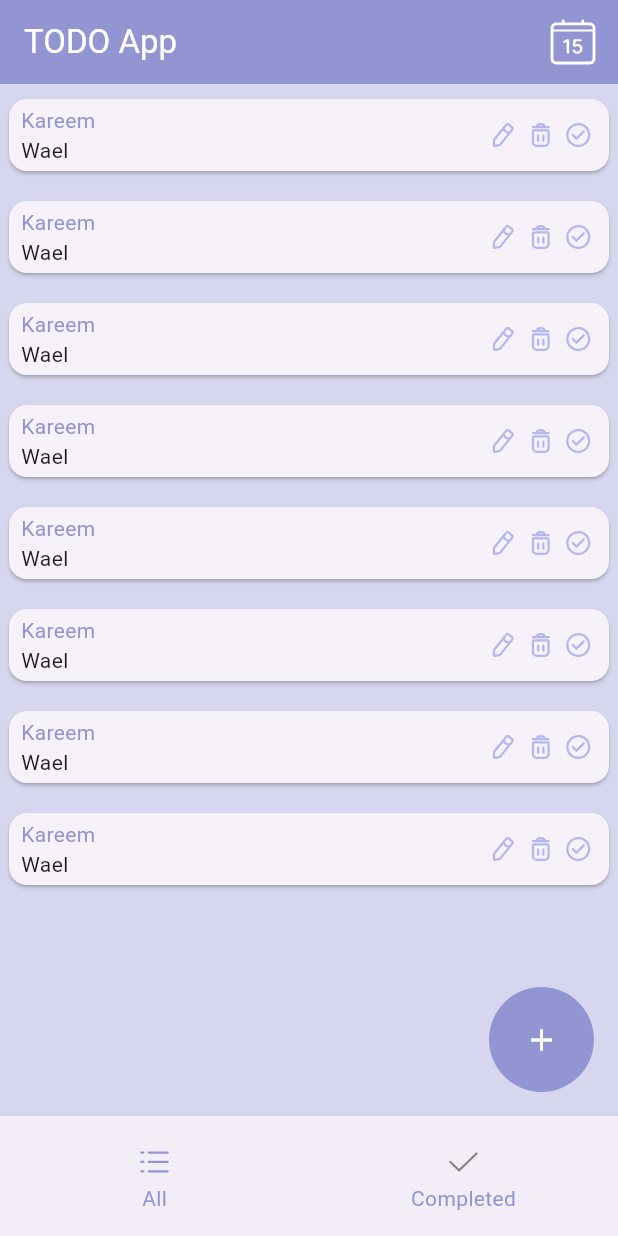
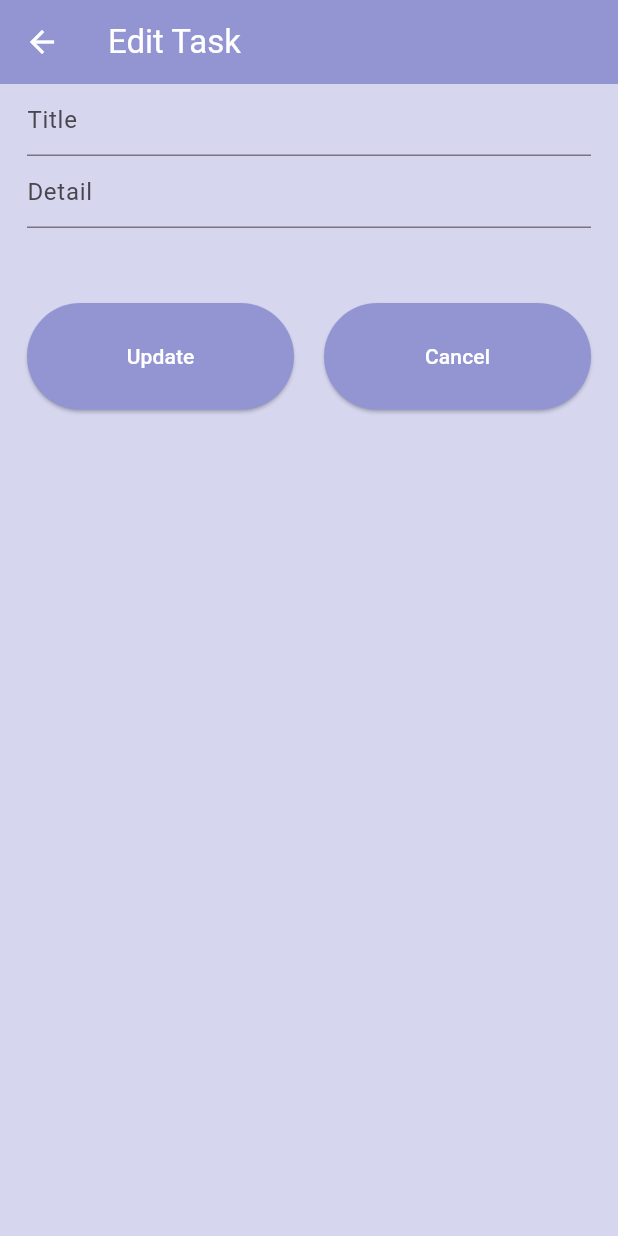
Before and after one commit to kareemwael9898/TodoApp_flutter, a Flutter app: the screen it shows after launch, on a phone screen of 412 x 824 dp. Run offline on Flutter 3.47's test engine with Material 3 defaults, Android fonts, the phone set to English and light mode, and no system bars; our stand-ins replace flutter_svg.

Commit message:
Finished AddTaskPage & EditTaskPage Designs

```diff
--- a/lib/main.dart
+++ b/lib/main.dart
@@ -1,8 +1,20 @@
+import 'package:flutter/cupertino.dart';
 import 'package:flutter/material.dart';
 import 'package:flutter_svg/flutter_svg.dart';
 
+const purple = 0xFF9395D3;
+const lightPurple = 0XFFD6D7EF;
+
 void main() {
-  runApp(const HomePage());
+  runApp(const PagesNavigator());
+}
+
+class PagesNavigator extends StatelessWidget {
+  const PagesNavigator({super.key});
+  @override
+  Widget build(BuildContext context) {
+    return EditTaskPage();
+  }
 }
 
 class HomePage extends StatefulWidget {
@@ -29,9 +41,9 @@ class _HomePageState extends State<HomePage> {
               height: 60,
             ),
           ],
-          backgroundColor: const Color(0XFF9395D3),
+          backgroundColor: const Color(purple),
         ),
-        backgroundColor: const Color(0XFFD6D7EF),
+        backgroundColor: const Color(lightPurple),
         bottomNavigationBar: NavigationBar(
           destinations: [
             Column(
@@ -43,7 +55,7 @@ class _HomePageState extends State<HomePage> {
                 ),
                 Text(
                   "All",
-                  style: TextStyle(fontSize: 14, color: Color(0XFF9395D3)),
+                  style: TextStyle(fontSize: 14, color: Color(purple)),
                 )
               ],
             ),
@@ -55,7 +67,7 @@ class _HomePageState extends State<HomePage> {
                   width: 30,
                 ),
                 Text("Completed",
-                    style: TextStyle(fontSize: 14, color: Color(0XFF9395D3)))
+                    style: TextStyle(fontSize: 14, color: Color(purple)))
               ],
             ),
           ],
@@ -79,8 +91,7 @@ class _HomePageState extends State<HomePage> {
                     color: Colors.white,
                   ),
                   style: ButtonStyle(
-                    backgroundColor:
-                        MaterialStatePropertyAll(Color(0XFF9395D3)),
+                    backgroundColor: MaterialStatePropertyAll(Color(purple)),
                     fixedSize: MaterialStatePropertyAll(Size(70, 70)),
                   ),
                 ),
@@ -104,7 +115,7 @@ Widget todoItem({required String title, required String subTitle}) {
             child: Column(
               crossAxisAlignment: CrossAxisAlignment.start,
               children: [
-                Text(title, style: const TextStyle(color: Color(0XFF9395D3))),
+                Text(title, style: const TextStyle(color: Color(purple))),
                 Text(subTitle)
               ],
             ),
@@ -121,3 +132,131 @@ Widget todoItem({required String title, required String subTitle}) {
     ),
   );
 }
+
+class AddTaskPage extends StatelessWidget {
+  const AddTaskPage({super.key});
+
+  @override
+  Widget build(BuildContext context) {
+    return MaterialApp(
+      home: Scaffold(
+        appBar: AppBar(
+          leading: IconButton(
+              onPressed: () {} // TODO OnPressed2
+              ,
+              icon: Icon(
+                Icons.arrow_back,
+                color: Colors.white,
+              )),
+          title: Text(
+            "Add Task",
+            style: TextStyle(color: Colors.white),
+          ),
+          backgroundColor: Color(purple),
+        ),
+        backgroundColor: Color(lightPurple),
+        body: Padding(
+          padding: EdgeInsets.symmetric(horizontal: 18),
+          child: Column(
+            children: [
+              TextFormField(
+                decoration: InputDecoration(hintText: "Title"),
+              ),
+              TextFormField(
+                decoration: InputDecoration(hintText: "Detail"),
+              ),
+              SizedBox(height: 50,),
+              ElevatedButton(
+                onPressed: () {},
+                child: Text(
+                  "ADD",
+                  style: TextStyle(color: Colors.white),
+                ),
+                style: ButtonStyle(
+                  backgroundColor: MaterialStatePropertyAll(Color(purple)),
+                  fixedSize: MaterialStatePropertyAll(Size(386, 65)),
+                ),
+              )
+            ],
+          ),
+        ),
+      ),
+    );
+  }
+}
+
+class EditTaskPage extends StatelessWidget {
+  const EditTaskPage({super.key});
+
+  @override
+  Widget build(BuildContext context) {
+    return MaterialApp(
+      home: Scaffold(
+        appBar: AppBar(
+          leading: IconButton(
+              onPressed: () {} // TODO OnPressed2
+              ,
+              icon: Icon(
+                Icons.arrow_back,
+                color: Colors.white,
+              )),
+          title: Text(
+            "Edit Task",
+            style: TextStyle(color: Colors.white),
+          ),
+          backgroundColor: Color(purple),
+        ),
+        backgroundColor: Color(lightPurple),
+        body: Padding(
+          padding: EdgeInsets.symmetric(horizontal: 18),
+          child: Column(
+            children: [
+              TextFormField(
+                decoration: InputDecoration(hintText: "Title"),
+              ),
+              TextFormField(
+                decoration: InputDecoration(hintText: "Detail"),
+              ),
+              SizedBox(height: 50,),
+              Row(
+                children: [
+                  Expanded(
+                    child: AspectRatio(
+                      aspectRatio: 2.5,
+                      child: ElevatedButton(
+                        onPressed: () {},
+                        child: Text(
+                          "Update",
+                          style: TextStyle(color: Colors.white,),
+                        ),
+                        style: ButtonStyle(
+                          backgroundColor: MaterialStatePropertyAll(Color(purple)),
+                        ),
+                      ),
+                    ),
+                  ),
+                  SizedBox(width: 20,),
+                  Expanded(
+                    child: AspectRatio(
+                      aspectRatio: 2.5,
+                      child: ElevatedButton(
+                        onPressed: () {},
+                        child: Text(
+                          "Cancel",
+                          style: TextStyle(color: Colors.white),
+                        ),
+                        style: ButtonStyle(
+                          backgroundColor: MaterialStatePropertyAll(Color(purple)),
+                        ),
+                      ),
+                    ),
+                  ),
+                ],
+              ),
+            ],
+          ),
+        ),
+      ),
+    );
+  }
+}
```
